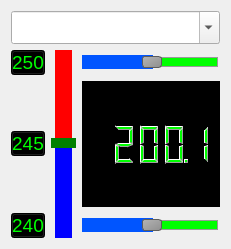
First picture: the form in temp_moniter1.ui, repository kimbakcho/QCproject, before the edit.
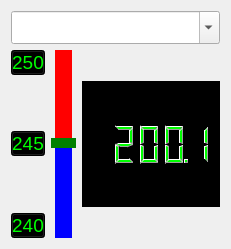
Second picture: the form after the edit.

Diff of the .ui file:
```diff
--- a/temp_moniter1.ui
+++ b/temp_moniter1.ui
@@ -17,7 +17,7 @@
    <item row="2" column="2">
     <widget class="QLCDNumber" name="real_lcd_number">
      <property name="sizePolicy">
-      <sizepolicy hsizetype="Minimum" vsizetype="MinimumExpanding">
+      <sizepolicy hsizetype="MinimumExpanding" vsizetype="MinimumExpanding">
        <horstretch>0</horstretch>
        <verstretch>0</verstretch>
       </sizepolicy>
@@ -37,64 +37,8 @@
      </property>
     </widget>
    </item>
-   <item row="3" column="2">
-    <widget class="QSlider" name="horizontalSlider_2">
-     <property name="styleSheet">
-      <string notr="true">QSlider::groove:horizontal {
-    border: 1px solid #999999;
-    background-color : rgb(0, 255, 0);
-    height: 8px; 
-    margin: 2px;
-}
-QSlider::handle:horizontal {
-    background: qlineargradient(x1:0, y1:0, x2:1, y2:1, stop:0 #b4b4b4, stop:1 #8f8f8f);
-    border: 1px solid #5c5c5c;
-    width: 18px;
-    margin: -2px 0; 
-    border-radius: 3px;
-}
-QSlider::sub-page:horizontal {
-    background: rgb(0, 85, 255);
-}</string>
-     </property>
-     <property name="value">
-      <number>50</number>
-     </property>
-     <property name="orientation">
-      <enum>Qt::Horizontal</enum>
-     </property>
-    </widget>
-   </item>
-   <item row="1" column="2">
-    <widget class="QSlider" name="horizontalSlider">
-     <property name="styleSheet">
-      <string notr="true">QSlider::groove:horizontal {
-    border: 1px solid #999999;
-    background-color : rgb(0, 255, 0);
-    height: 8px; 
-    margin: 2px;
-}
-QSlider::handle:horizontal {
-    background: qlineargradient(x1:0, y1:0, x2:1, y2:1, stop:0 #b4b4b4, stop:1 #8f8f8f);
-    border: 1px solid #5c5c5c;
-    width: 18px;
-    margin: -2px 0; 
-    border-radius: 3px;
-}
-QSlider::sub-page:horizontal {
-    background: rgb(0, 85, 255);
-}</string>
-     </property>
-     <property name="value">
-      <number>50</number>
-     </property>
-     <property name="orientation">
-      <enum>Qt::Horizontal</enum>
-     </property>
-    </widget>
-   </item>
    <item row="2" column="0">
-    <widget class="QPushButton" name="pushButton_3">
+    <widget class="QPushButton" name="setting_btn">
      <property name="sizePolicy">
       <sizepolicy hsizetype="Maximum" vsizetype="Maximum">
        <horstretch>0</horstretch>
@@ -129,7 +73,7 @@
     </widget>
    </item>
    <item row="3" column="0">
-    <widget class="QPushButton" name="pushButton_2">
+    <widget class="QPushButton" name="down_btn">
      <property name="font">
       <font>
        <pointsize>14</pointsize>
@@ -146,7 +90,7 @@
     </widget>
    </item>
    <item row="1" column="0">
-    <widget class="QPushButton" name="pushButton">
+    <widget class="QPushButton" name="up_btn">
      <property name="sizePolicy">
       <sizepolicy hsizetype="Preferred" vsizetype="Preferred">
        <horstretch>0</horstretch>
@@ -170,6 +114,9 @@
    </item>
    <item row="1" column="1" rowspan="3">
     <widget class="QSlider" name="verticalSlider">
+     <property name="enabled">
+      <bool>false</bool>
+     </property>
      <property name="sizePolicy">
       <sizepolicy hsizetype="Preferred" vsizetype="Preferred">
        <horstretch>0</horstretch>
```
